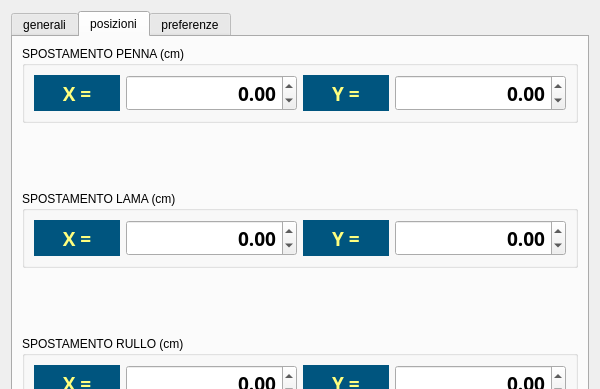
gbilanc/opy3_m3, file ui/settings.ui: the form before one commit; both pictures show x 0 to 600 and y 0 to 389 of the 600 by 600 pixel window.
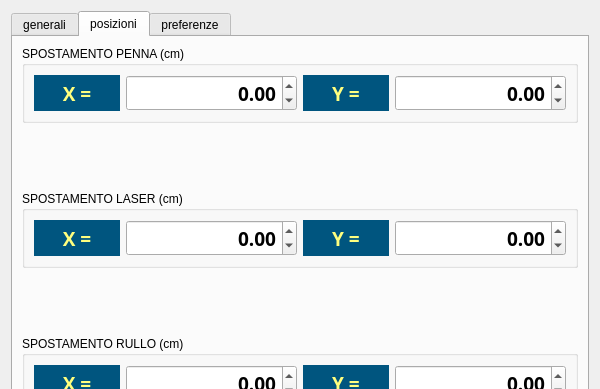
The form after the commit. The open tabs and pages were chosen to show the change.

Commit message: sostituito lama con laser

Diff of the .ui file:
```diff
--- a/ui/settings.ui
+++ b/ui/settings.ui
@@ -521,7 +521,7 @@
        <item>
         <widget class="QGroupBox" name="groupBox_2">
          <property name="title">
-          <string>SPOSTAMENTO LAMA (cm)</string>
+           <string>SPOSTAMENTO LASER (cm)</string>
          </property>
          <layout class="QGridLayout" name="gridLayout_3" columnstretch="1,2,1,2">
           <item row="0" column="0">
```
Left out of the diff: 12 changed lines with no effect on the pictures. The commit also changes 13 other files.
